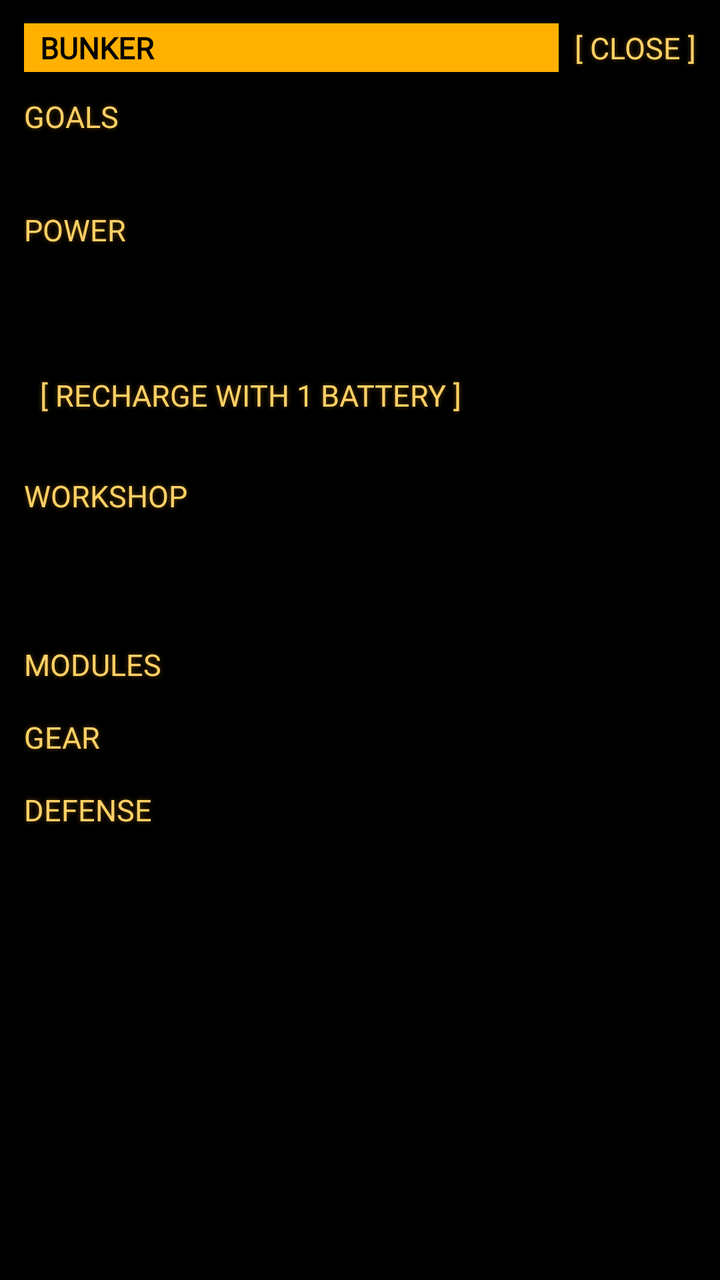
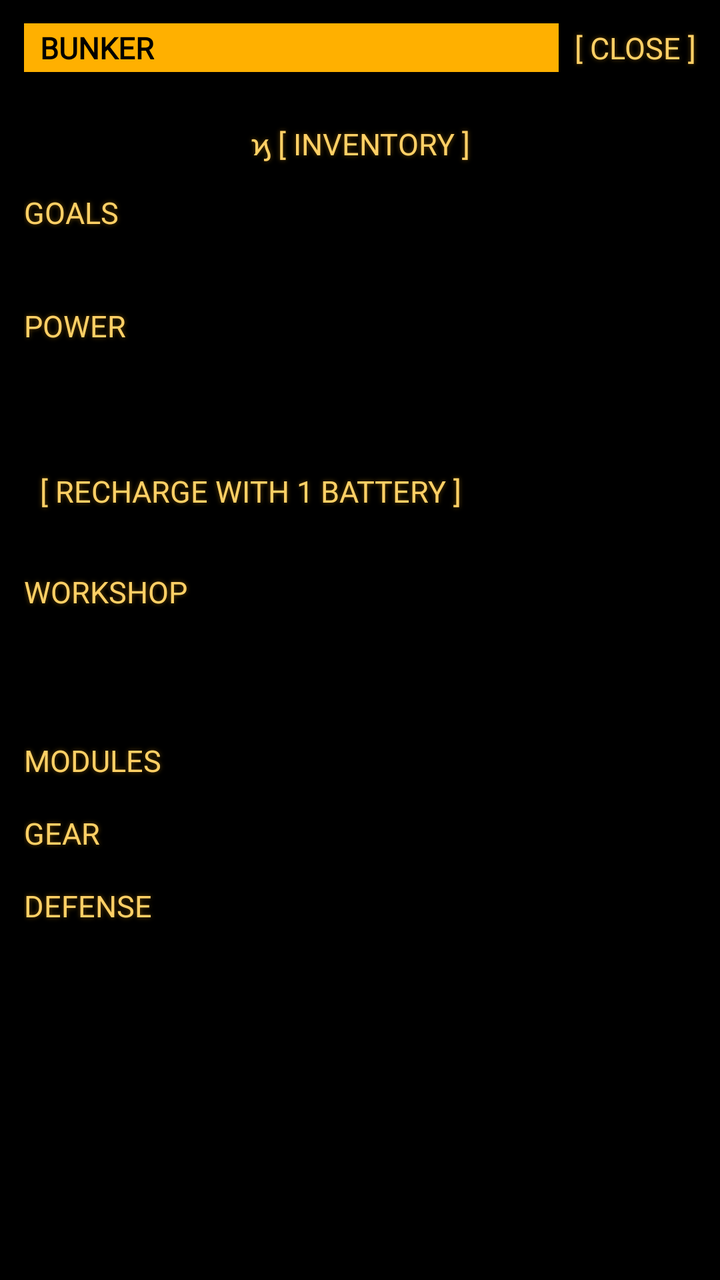

Screens rendered from an Android XML layout before and after an edit, with the pre-edit source and the edit as a unified diff.
<!-- AndroidManifest.xml: application theme Theme.Estatica -->
<!-- res/layout/panel_bunker.xml -->
<?xml version="1.0" encoding="utf-8"?>
<LinearLayout xmlns:android="http://schemas.android.com/apk/res/android"
    xmlns:tools="http://schemas.android.com/tools"
    android:layout_width="match_parent"
    android:layout_height="match_parent"
    android:background="@color/terminal_bg"
    android:clickable="true"
    android:focusable="true"
    android:orientation="vertical"
    tools:ignore="Overdraw">

    <LinearLayout
        android:layout_width="match_parent"
        android:layout_height="wrap_content"
        android:gravity="center_vertical"
        android:orientation="horizontal">

        <TextView
            style="@style/TerminalHeader"
            android:layout_width="0dp"
            android:layout_height="wrap_content"
            android:layout_marginStart="12dp"
            android:layout_weight="1"
            android:accessibilityHeading="true"
            android:text="@string/panel_bunker_title"
            tools:targetApi="28" />

        <TextView
            android:id="@+id/bunkerClose"
            style="@style/TerminalButton"
            android:layout_width="wrap_content"
            android:layout_height="wrap_content"
            android:layout_marginEnd="4dp"
            android:text="@string/panel_close" />
    </LinearLayout>

    <ScrollView
        android:layout_width="match_parent"
        android:layout_height="0dp"
        android:layout_weight="1">

        <LinearLayout
            android:layout_width="match_parent"
            android:layout_height="wrap_content"
            android:orientation="vertical"
            android:paddingHorizontal="12dp"
            android:paddingBottom="16dp">

            <TextView
                style="@style/TerminalText.Bright"
                android:layout_width="match_parent"
                android:layout_height="wrap_content"
                android:text="@string/goals_title" />

            <TextView
                android:id="@+id/goals"
                style="@style/TerminalText"
                android:layout_width="match_parent"
                android:layout_height="wrap_content"
                android:layout_marginBottom="16dp" />

            <TextView
                style="@style/TerminalText.Bright"
                android:layout_width="match_parent"
                android:layout_height="wrap_content"
                android:text="@string/energy_title" />

            <TextView
                android:id="@+id/energy"
                style="@style/TerminalText"
                android:layout_width="match_parent"
                android:layout_height="wrap_content"
                android:accessibilityLiveRegion="polite" />

            <LinearLayout
                android:id="@+id/consumers"
                android:layout_width="match_parent"
                android:layout_height="wrap_content"
                android:orientation="vertical" />

            <TextView
                android:id="@+id/reserve"
                style="@style/TerminalText"
                android:layout_width="match_parent"
                android:layout_height="wrap_content"
                android:layout_marginTop="8dp" />

            <TextView
                android:id="@+id/recharge"
                style="@style/TerminalButton"
                android:layout_width="wrap_content"
                android:layout_height="wrap_content"
                android:text="@string/recharge_button" />

            <TextView
                style="@style/TerminalText.Bright"
                android:layout_width="match_parent"
                android:layout_height="wrap_content"
                android:layout_marginTop="16dp"
                android:text="@string/workshop_title" />

            <LinearLayout
                android:id="@+id/jobs"
                android:layout_width="match_parent"
                android:layout_height="wrap_content"
                android:orientation="vertical" />

            <TextView
                android:id="@+id/craft"
                style="@style/TerminalButton"
                android:layout_width="wrap_content"
                android:layout_height="wrap_content" />

            <TextView
                style="@style/TerminalText.Bright"
                android:layout_width="match_parent"
                android:layout_height="wrap_content"
                android:layout_marginTop="16dp"
                android:text="@string/modules_title" />

            <LinearLayout
                android:id="@+id/modules"
                android:layout_width="match_parent"
                android:layout_height="wrap_content"
                android:orientation="vertical" />

            <TextView
                style="@style/TerminalText.Bright"
                android:layout_width="match_parent"
                android:layout_height="wrap_content"
                android:layout_marginTop="16dp"
                android:text="@string/gear_title" />

            <LinearLayout
                android:id="@+id/gear"
                android:layout_width="match_parent"
                android:layout_height="wrap_content"
                android:orientation="vertical" />

            <TextView
                style="@style/TerminalText.Bright"
                android:layout_width="match_parent"
                android:layout_height="wrap_content"
                android:layout_marginTop="16dp"
                android:text="@string/defense_title" />

            <TextView
                android:id="@+id/defense"
                style="@style/TerminalText"
                android:layout_width="match_parent"
                android:layout_height="wrap_content" />
        </LinearLayout>
    </ScrollView>
</LinearLayout>
<!-- resources referenced by this layout -->
<resources>
  <color name="terminal_bg">#000000</color>
  <string name="defense_title">DEFENSE</string>
  <string name="energy_title">POWER</string>
  <string name="gear_title">GEAR</string>
  <string name="goals_title">GOALS</string>
  <string name="modules_title">MODULES</string>
  <string name="panel_bunker_title">BUNKER</string>
  <string name="panel_close">[ CLOSE ]</string>
  <string name="recharge_button">[ RECHARGE WITH 1 BATTERY ]</string>
  <string name="workshop_title">WORKSHOP</string>
  <style name="TerminalButton" parent="TerminalText.Bright">
          <item name="android:background">@drawable/bg_terminal_button</item>
          <item name="android:minHeight">48dp</item>
          <item name="android:gravity">center_vertical</item>
          <item name="android:paddingStart">8dp</item>
          <item name="android:paddingEnd">8dp</item>
          <item name="android:clickable">true</item>
          <item name="android:focusable">true</item>
      </style>
  <style name="TerminalHeader" parent="TerminalText.Bright">
          <item name="android:background">@color/amber</item>
          <item name="android:textColor">@color/terminal_bg</item>
          <item name="android:textStyle">bold</item>
          <item name="android:paddingStart">8dp</item>
          <item name="android:paddingEnd">8dp</item>
          <item name="android:paddingTop">2dp</item>
          <item name="android:paddingBottom">2dp</item>
          <item name="android:shadowRadius">0</item>
      </style>
  <style name="TerminalText">
          <item name="android:fontFamily">@font/terminal</item>
          <item name="android:textSize">15sp</item>
          <item name="android:textColor">@color/amber</item>
          <item name="android:lineSpacingMultiplier">1.15</item>
          
          <item name="android:shadowColor">@color/amber_glow</item>
          <item name="android:shadowRadius">6</item>
          <item name="android:shadowDx">0</item>
          <item name="android:shadowDy">0</item>
      </style>
  <style name="TerminalText.Bright">
          <item name="android:textColor">@color/amber_bright</item>
      </style>
  <style name="Theme.Estatica" parent="android:Theme.Material.NoActionBar">
          <item name="android:windowBackground">@color/terminal_bg</item>
          <item name="android:statusBarColor">@color/terminal_bg</item>
          <item name="android:navigationBarColor">@color/terminal_bg</item>
          <item name="android:colorAccent">@color/amber</item>
          <item name="android:colorControlActivated">@color/amber</item>
          <item name="android:textColorHighlight">@color/amber_dim</item>
          <item name="android:textColorPrimary">@color/amber</item>
      </style>
  <!-- drawable bg_terminal_button (drawable) -->
  <?xml version="1.0" encoding="utf-8"?>
  <ripple xmlns:android="http://schemas.android.com/apk/res/android"
      android:color="@color/amber_hint">
      <item android:id="@android:id/mask">
          <color android:color="@color/amber" />
      </item>
  </ripple>
  <color name="amber">#FFB000</color>
  <color name="amber_glow">#66FFB000</color>
  <color name="amber_bright">#FFD066</color>
  <color name="amber_dim">#B37B00</color>
  <color name="amber_hint">#664600</color>
</resources>

<!-- the commit's change to res/layout/panel_bunker.xml (unified diff, before → after) -->
@@ -33,6 +33,15 @@
             android:layout_marginEnd="4dp"
             android:text="@string/panel_close" />
     </LinearLayout>
+
+    <TextView
+        android:id="@+id/inventoryButton"
+        style="@style/TerminalButton"
+        android:layout_width="match_parent"
+        android:layout_height="wrap_content"
+        android:layout_marginHorizontal="12dp"
+        android:gravity="center"
+        android:text="@string/inventory_button" />
 
     <ScrollView
         android:layout_width="match_parent"
<!-- resource entries referenced after the edit -->
@@ -5,6 +5,7 @@
   <string name="energy_title">POWER</string>
   <string name="gear_title">GEAR</string>
   <string name="goals_title">GOALS</string>
+  <string name="inventory_button">󰏗 [ INVENTORY ]</string>
   <string name="modules_title">MODULES</string>
   <string name="panel_bunker_title">BUNKER</string>
   <string name="panel_close">[ CLOSE ]</string>
